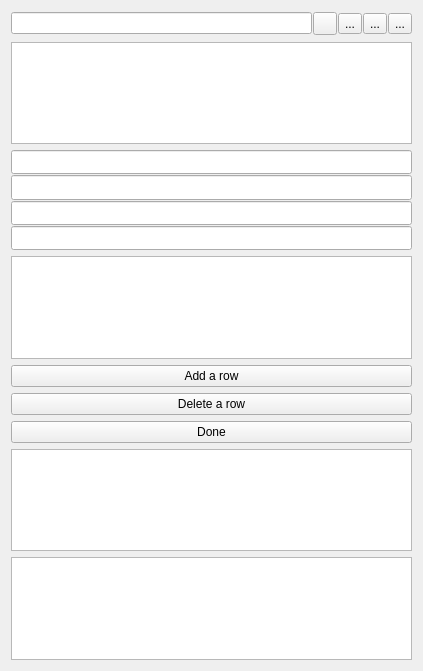
dekarh3/alpha2omega, file src/UserView/UserView.ui: the form before one commit.
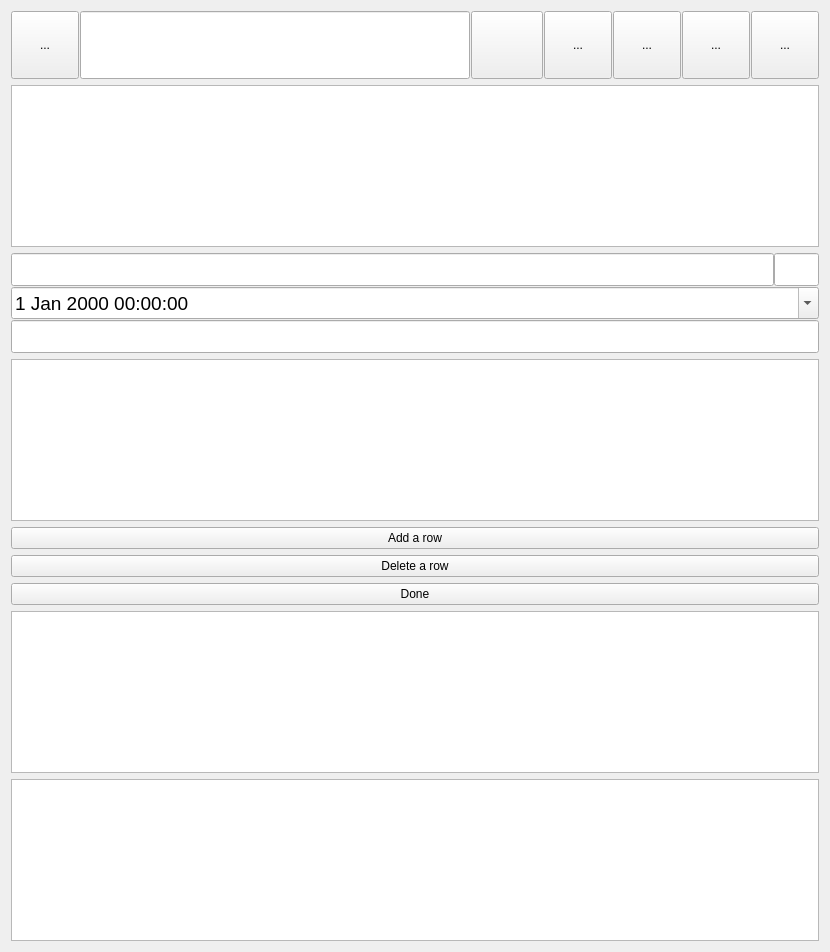
The form after the commit. Icons and pictures are not drawn.

Commit message: 1. Add fields to db 2. Work on structure and logic in UserView 3. Сompile worked apk

Patch:
```diff
--- a/src/UserView/UserView.ui
+++ b/src/UserView/UserView.ui
@@ -2,14 +2,23 @@
 <ui version="4.0">
  <class>dlg</class>
  <widget class="QWidget" name="dlg">
+  <property name="enabled">
+   <bool>true</bool>
+  </property>
   <property name="geometry">
    <rect>
     <x>0</x>
     <y>0</y>
-    <width>423</width>
-    <height>671</height>
+    <width>830</width>
+    <height>952</height>
    </rect>
   </property>
+  <property name="minimumSize">
+   <size>
+    <width>0</width>
+    <height>40</height>
+   </size>
+  </property>
   <property name="windowTitle">
    <string>Form</string>
   </property>
@@ -19,7 +28,7 @@
      <property name="minimumSize">
       <size>
        <width>0</width>
-       <height>25</height>
+       <height>68</height>
       </size>
      </property>
      <property name="frameShape">
@@ -45,10 +54,79 @@
        <number>0</number>
       </property>
       <item>
-       <widget class="QLineEdit" name="le_theme_filter"/>
+       <widget class="QToolButton" name="tbt_run_delete">
+        <property name="enabled">
+         <bool>true</bool>
+        </property>
+        <property name="sizePolicy">
+         <sizepolicy hsizetype="Fixed" vsizetype="Fixed">
+          <horstretch>0</horstretch>
+          <verstretch>0</verstretch>
+         </sizepolicy>
+        </property>
+        <property name="minimumSize">
+         <size>
+          <width>68</width>
+          <height>68</height>
+         </size>
+        </property>
+        <property name="focusPolicy">
+         <enum>Qt::NoFocus</enum>
+        </property>
+        <property name="text">
+         <string>...</string>
+        </property>
+        <property name="icon">
+         <iconset resource="../img.qrc">
+          <normaloff>:/img/img/trash.png</normaloff>:/img/img/trash.png</iconset>
+        </property>
+        <property name="iconSize">
+         <size>
+          <width>64</width>
+          <height>64</height>
+         </size>
+        </property>
+       </widget>
       </item>
       <item>
-       <widget class="QToolButton" name="tb_new_theme">
+       <widget class="QLineEdit" name="let_filter">
+        <property name="sizePolicy">
+         <sizepolicy hsizetype="Expanding" vsizetype="Minimum">
+          <horstretch>0</horstretch>
+          <verstretch>0</verstretch>
+         </sizepolicy>
+        </property>
+        <property name="minimumSize">
+         <size>
+          <width>200</width>
+          <height>68</height>
+         </size>
+        </property>
+        <property name="font">
+         <font>
+          <family>Sans Serif</family>
+          <pointsize>20</pointsize>
+         </font>
+        </property>
+        <property name="text">
+         <string/>
+        </property>
+       </widget>
+      </item>
+      <item>
+       <widget class="QToolButton" name="tbt_new">
+        <property name="sizePolicy">
+         <sizepolicy hsizetype="Minimum" vsizetype="Minimum">
+          <horstretch>0</horstretch>
+          <verstretch>0</verstretch>
+         </sizepolicy>
+        </property>
+        <property name="minimumSize">
+         <size>
+          <width>68</width>
+          <height>68</height>
+         </size>
+        </property>
         <property name="text">
          <string/>
         </property>
@@ -56,10 +134,28 @@
          <iconset resource="../img.qrc">
           <normaloff>:/img/img/new.png</normaloff>:/img/img/new.png</iconset>
         </property>
+        <property name="iconSize">
+         <size>
+          <width>64</width>
+          <height>64</height>
+         </size>
+        </property>
        </widget>
       </item>
       <item>
-       <widget class="QToolButton" name="tb_save_theme">
+       <widget class="QToolButton" name="tbt_save">
+        <property name="sizePolicy">
+         <sizepolicy hsizetype="Fixed" vsizetype="Fixed">
+          <horstretch>0</horstretch>
+          <verstretch>0</verstretch>
+         </sizepolicy>
+        </property>
+        <property name="minimumSize">
+         <size>
+          <width>68</width>
+          <height>68</height>
+         </size>
+        </property>
         <property name="text">
          <string>...</string>
         </property>
@@ -67,10 +163,28 @@
          <iconset resource="../img.qrc">
           <normaloff>:/img/img/ok.png</normaloff>:/img/img/ok.png</iconset>
         </property>
+        <property name="iconSize">
+         <size>
+          <width>64</width>
+          <height>64</height>
+         </size>
+        </property>
        </widget>
       </item>
       <item>
-       <widget class="QToolButton" name="tb_cancel_theme">
+       <widget class="QToolButton" name="tbt_cancel">
+        <property name="sizePolicy">
+         <sizepolicy hsizetype="Fixed" vsizetype="Fixed">
+          <horstretch>0</horstretch>
+          <verstretch>0</verstretch>
+         </sizepolicy>
+        </property>
+        <property name="minimumSize">
+         <size>
+          <width>68</width>
+          <height>68</height>
+         </size>
+        </property>
         <property name="text">
          <string>...</string>
         </property>
@@ -78,10 +192,28 @@
          <iconset resource="../img.qrc">
           <normaloff>:/img/img/cancel.png</normaloff>:/img/img/cancel.png</iconset>
         </property>
+        <property name="iconSize">
+         <size>
+          <width>64</width>
+          <height>64</height>
+         </size>
+        </property>
        </widget>
       </item>
       <item>
-       <widget class="QToolButton" name="tb_duplucate_theme">
+       <widget class="QToolButton" name="tbt_duplicate">
+        <property name="sizePolicy">
+         <sizepolicy hsizetype="Fixed" vsizetype="Fixed">
+          <horstretch>0</horstretch>
+          <verstretch>0</verstretch>
+         </sizepolicy>
+        </property>
+        <property name="minimumSize">
+         <size>
+          <width>68</width>
+          <height>68</height>
+         </size>
+        </property>
         <property name="text">
          <string>...</string>
         </property>
@@ -89,6 +221,41 @@
          <iconset resource="../img.qrc">
           <normaloff>:/img/img/copy.png</normaloff>:/img/img/copy.png</iconset>
         </property>
+        <property name="iconSize">
+         <size>
+          <width>64</width>
+          <height>64</height>
+         </size>
+        </property>
+       </widget>
+      </item>
+      <item>
+       <widget class="QToolButton" name="tbt_show_delete">
+        <property name="sizePolicy">
+         <sizepolicy hsizetype="Fixed" vsizetype="Fixed">
+          <horstretch>0</horstretch>
+          <verstretch>0</verstretch>
+         </sizepolicy>
+        </property>
+        <property name="minimumSize">
+         <size>
+          <width>68</width>
+          <height>68</height>
+         </size>
+        </property>
+        <property name="text">
+         <string>...</string>
+        </property>
+        <property name="icon">
+         <iconset resource="../img.qrc">
+          <normaloff>:/img/img/trash.png</normaloff>:/img/img/trash.png</iconset>
+        </property>
+        <property name="iconSize">
+         <size>
+          <width>64</width>
+          <height>64</height>
+         </size>
+        </property>
        </widget>
       </item>
      </layout>
@@ -138,33 +305,68 @@
        <number>0</number>
       </property>
       <item>
-       <widget class="QLineEdit" name="lineEdit">
-        <property name="sizePolicy">
-         <sizepolicy hsizetype="Expanding" vsizetype="Minimum">
-          <horstretch>0</horstretch>
-          <verstretch>0</verstretch>
-         </sizepolicy>
-        </property>
+       <widget class="QWidget" name="widget" native="true">
+        <layout class="QHBoxLayout" name="horizontalLayout_2" stretch="0,0">
+         <property name="spacing">
+          <number>0</number>
+         </property>
+         <property name="leftMargin">
+          <number>0</number>
+         </property>
+         <property name="topMargin">
+          <number>0</number>
+         </property>
+         <property name="rightMargin">
+          <number>0</number>
+         </property>
+         <property name="bottomMargin">
+          <number>0</number>
+         </property>
+         <item>
+          <widget class="QLineEdit" name="let_name">
+           <property name="sizePolicy">
+            <sizepolicy hsizetype="Expanding" vsizetype="Minimum">
+             <horstretch>0</horstretch>
+             <verstretch>0</verstretch>
+            </sizepolicy>
+           </property>
+          </widget>
+         </item>
+         <item>
+          <widget class="QLineEdit" name="let_name_index">
+           <property name="sizePolicy">
+            <sizepolicy hsizetype="Expanding" vsizetype="Minimum">
+             <horstretch>0</horstretch>
+             <verstretch>0</verstretch>
+            </sizepolicy>
+           </property>
+           <property name="maximumSize">
+            <size>
+             <width>45</width>
+             <height>16777215</height>
+            </size>
+           </property>
+          </widget>
+         </item>
+        </layout>
        </widget>
       </item>
       <item>
-       <widget class="QLineEdit" name="lineEdit_3">
+       <widget class="QDateTimeEdit" name="dtet_date">
         <property name="sizePolicy">
-         <sizepolicy hsizetype="Expanding" vsizetype="Minimum">
+         <sizepolicy hsizetype="Minimum" vsizetype="Minimum">
           <horstretch>0</horstretch>
           <verstretch>0</verstretch>
          </sizepolicy>
         </property>
-       </widget>
-      </item>
-      <item>
-       <widget class="QLineEdit" name="lineEdit_4">
-        <property name="sizePolicy">
-         <sizepolicy hsizetype="Expanding" vsizetype="Minimum">
-          <horstretch>0</horstretch>
-          <verstretch>0</verstretch>
-         </sizepolicy>
+        <property name="font">
+         <font>
+          <pointsize>14</pointsize>
+         </font>
         </property>
+        <property name="calendarPopup">
+         <bool>true</bool>
+        </property>
        </widget>
       </item>
       <item>
```
Left out of the diff: 6 changed lines with no effect on the pictures. The commit also changes 5 other files.
